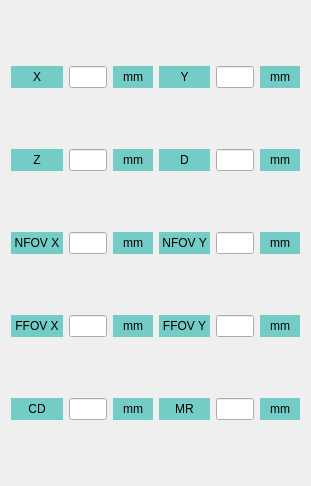
Old version of the form UI/SensorDetails.ui in the repository ny-kristof/Sandbox.
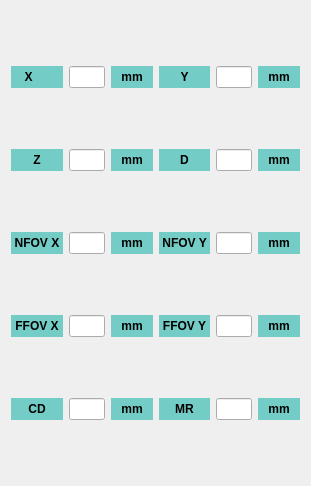
New version of the form.

Diff of the .ui file:
```diff
--- a/UI/SensorDetails.ui
+++ b/UI/SensorDetails.ui
@@ -18,6 +18,7 @@
 	background: #73CDC6;
 	color: black;
 	width: 50px;
+	font-weight: bold;
 }</string>
   </property>
   <layout class="QGridLayout" name="gridLayout">
@@ -150,7 +151,10 @@
    <item row="0" column="0">
     <widget class="QLabel" name="label_11">
      <property name="text">
-      <string>X</string>
+      <string>X     </string>
+     </property>
+     <property name="textFormat">
+      <enum>Qt::TextFormat::AutoText</enum>
      </property>
      <property name="alignment">
       <set>Qt::AlignmentFlag::AlignCenter</set>
```
